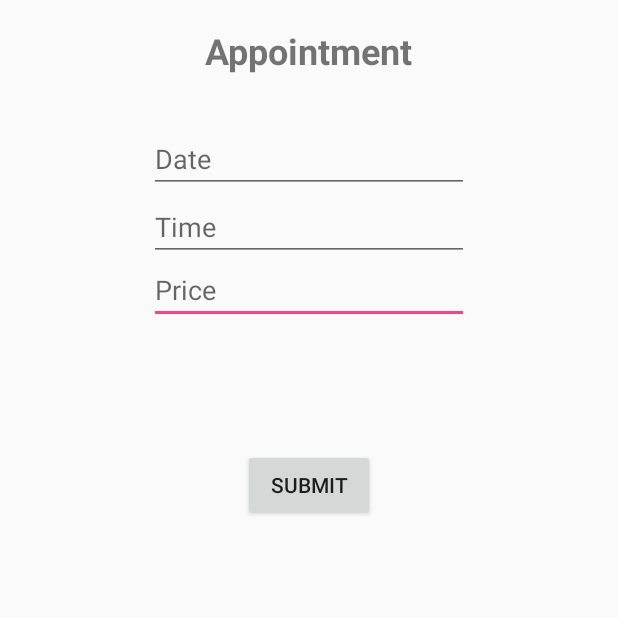
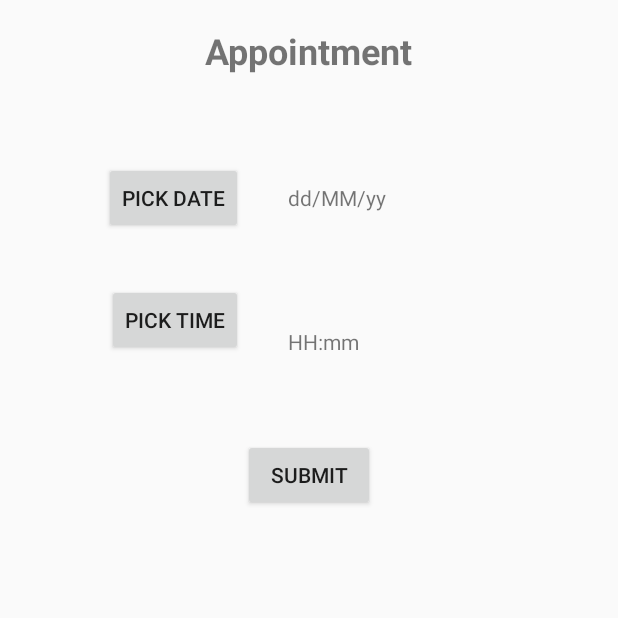
Before and after one commit to stermaneran/haircut, an Android app: the addApp screen opened directly, with no data from a screen before it, on a phone screen of 412 x 824 dp, the top half of it. Run offline under Robolectric (Android 15) with nearby library versions, the phone set to English and light mode, and no system bars; our stand-ins replace Firebase (no records; nobody signed in at launch, a user with empty details on screens opened directly).

Commit message:
Added addApp layout and class

```diff
--- a/app/src/main/java/com/example/user/eran/addApp.java
+++ b/app/src/main/java/com/example/user/eran/addApp.java
@@ -1,18 +1,123 @@
 package com.example.user.eran;
 
+import android.app.DatePickerDialog;
+import android.app.TimePickerDialog;
 import android.os.Bundle;
 import android.support.design.widget.FloatingActionButton;
 import android.support.design.widget.Snackbar;
 import android.support.v7.app.AppCompatActivity;
 import android.support.v7.widget.Toolbar;
+import android.util.Log;
 import android.view.View;
+import android.widget.Button;
+import android.widget.DatePicker;
+import android.widget.EditText;
+import android.widget.TextView;
+import android.widget.TimePicker;
+
+import com.google.firebase.auth.FirebaseAuth;
+import com.google.firebase.database.DataSnapshot;
+import com.google.firebase.database.DatabaseError;
+import com.google.firebase.database.DatabaseReference;
+import com.google.firebase.database.FirebaseDatabase;
+import com.google.firebase.database.ValueEventListener;
+import com.google.firebase.storage.FirebaseStorage;
+import com.google.firebase.storage.StorageReference;
+
+
+import java.util.Calendar;
+import java.util.Map;
+
+
+
 
 public class addApp extends AppCompatActivity {
+
+    private DatabaseReference ref;
+    private FirebaseAuth mAuth;
+    private StorageReference mStorageRef;
+    protected  String datestr;
+    protected  String timestr;
+    Button submitBtn,pickDateBtn,pickTimeBtn;
+    TextView dateTitle,timeTitle;
+    DatePickerDialog datePickerDialog;
+
 
     @Override
     protected void onCreate(Bundle savedInstanceState) {
         super.onCreate(savedInstanceState);
         setContentView(R.layout.activity_add_app);
+        ref = FirebaseDatabase.getInstance().getReference();
+        submitBtn = (Button) findViewById(R.id.submitBtn);
+        pickDateBtn = (Button) findViewById(R.id.pickDateBtn);
+        pickTimeBtn = (Button) findViewById(R.id.pickTimeBtn);
+        dateTitle = (TextView) findViewById(R.id.dateTitle);
+        timeTitle = (TextView) findViewById(R.id.timeTitle);
+
+        mStorageRef = FirebaseStorage.getInstance().getReference();
+        mAuth = FirebaseAuth.getInstance();
+        pickDateBtn.setOnClickListener(new View.OnClickListener() {
+            @Override
+            public void onClick(View v) {
+                // calender class's instance and get current date , month and year from calender
+                final Calendar c = Calendar.getInstance();
+                int mYear = c.get(Calendar.YEAR); // current year
+                int mMonth = c.get(Calendar.MONTH); // current month
+                int mDay = c.get(Calendar.DAY_OF_MONTH); // current day
+                // date picker dialog
+                datePickerDialog = new DatePickerDialog(addApp.this,
+                        new DatePickerDialog.OnDateSetListener() {
+
+                            @Override
+                            public void onDateSet(DatePicker view, int year,
+                                                  int monthOfYear, int dayOfMonth) {
+                                datestr=dayOfMonth + "/"
+                                        + (monthOfYear + 1) + "/" + year;
+                                // set day of month , month and year value in the edit text
+                                dateTitle.setText(dayOfMonth + "/"
+                                        + (monthOfYear + 1) + "/" + year);
+
+                            }
+                        }, mYear, mMonth, mDay);
+                datePickerDialog.show();
+            }
+        });
+
+        pickTimeBtn.setOnClickListener(new View.OnClickListener() {
+            @Override
+            public void onClick(View v) {
+                // calender class's instance and get current date , month and year from calender
+                final Calendar c = Calendar.getInstance();
+                final int mHour = c.get(Calendar.HOUR_OF_DAY);
+                final int mMinutes = c.get(Calendar.MINUTE);
+                // date picker dialog
+                TimePickerDialog timePicker = new TimePickerDialog(addApp.this,
+                        new TimePickerDialog.OnTimeSetListener() {
+
+                            @Override
+                            public void onTimeSet(TimePicker timePicker, int i, int i1) {
+                                timestr = mHour + ":" + mMinutes;
+                                timeTitle.setText(mHour + ":" + mMinutes);
+                            }
+                        }, mHour,mMinutes,true);
+                timePicker.show();
+            }
+        });
+
+
+
+        submitBtn.setOnClickListener(new View.OnClickListener() {
+            @Override
+            public void onClick(View view) {
+
+                Appointment app = new Appointment(datestr,timestr,mAuth.getCurrentUser().getUid().toString(),"100");
+                Log.v("TEST","Created App");
+                ref.child("Test");
+            }
+        });
+
+
     }
 
+
 }
--- a/app/src/main/java/com/example/user/eran/basePage.java
+++ b/app/src/main/java/com/example/user/eran/basePage.java
@@ -134,7 +134,7 @@ public class basePage extends AppCompatActivity {
     }
 
     private boolean isAdmin(DataSnapshot dataSnapshot) {
-        dataSnapshot = dataSnapshot.child("Customer").child(userID);
+        dataSnapshot = dataSnapshot.child("Users").child(userID);
         if(dataSnapshot.child("Type").getValue().toString().equals("Admin")){
             return true;
         }
--- a/app/src/main/java/com/example/user/eran/profilePage.java
+++ b/app/src/main/java/com/example/user/eran/profilePage.java
@@ -87,7 +87,7 @@ public class profilePage extends AppCompatActivity {
 
     private void showData(DataSnapshot dataSnapshot) {
         Customer uInfo = new Customer();
-        dataSnapshot = dataSnapshot.child("Customer").child(userID);
+        dataSnapshot = dataSnapshot.child("Users").child(userID);
 
        // uInfo.set
         uInfo.setFname(dataSnapshot.child("FirstName").getValue().toString());
--- a/app/src/main/java/com/example/user/eran/registrationPage.java
+++ b/app/src/main/java/com/example/user/eran/registrationPage.java
@@ -75,8 +75,8 @@ public class registrationPage extends AppCompatActivity {
         streetBox = (EditText) findViewById(R.id.streetBox);
         confPassBox = (EditText) findViewById(R.id.confPassBox);
         unBox = (EditText) findViewById(R.id.unBox);
-        lnBox = (EditText) findViewById(R.id.lnBox);
-        fnBox = (EditText) findViewById(R.id.fnBox);
+        lnBox = (EditText) findViewById(R.id.timebox);
+        fnBox = (EditText) findViewById(R.id.datebox);
         profilePicTitle = (TextView) findViewById(R.id.profilePicTitle);
         registTitle = (TextView) findViewById(R.id.registTitle);
         addrTitle = (TextView) findViewById(R.id.addrTitle);
--- a/app/src/main/res/layout/activity_add_app.xml
+++ b/app/src/main/res/layout/activity_add_app.xml
@@ -19,55 +19,71 @@
             android:textSize="24sp"
             android:textStyle="bold" />
 
-        <EditText
-            android:id="@+id/unBox"
-            tools:layout_editor_absoluteX="16dp"
-            tools:layout_editor_absoluteY="158dp"
-            android:layout_width="wrap_content"
-            android:layout_height="wrap_content"
-            android:ems="10"
-            android:hint="Price"
-            android:inputType="textPersonName"
-            android:layout_marginTop="42dp"
-            android:layout_below="@+id/fnBox"
-            android:layout_alignStart="@+id/lnBox" />
-
-    <EditText
-        android:id="@+id/fnBox"
-        android:layout_width="wrap_content"
-        android:layout_height="wrap_content"
-        android:layout_below="@+id/registTitle"
-        android:layout_centerHorizontal="true"
-        android:layout_marginTop="33dp"
-        android:ems="10"
-        android:hint="Date"
-        android:inputType="textPersonName"
-        tools:layout_editor_absoluteX="16dp"
-        tools:layout_editor_absoluteY="106dp" />
-
     <Button
         android:id="@+id/submitBtn"
         android:layout_width="88dp"
         android:layout_height="48dp"
-        android:layout_below="@+id/unBox"
+        android:layout_below="@+id/pickTimeBtn"
         android:layout_centerHorizontal="true"
-        android:layout_marginTop="83dp"
+        android:layout_marginTop="55dp"
         android:text="Submit"
         tools:layout_editor_absoluteX="153dp"
         tools:layout_editor_absoluteY="445dp" />
 
 
-        <EditText
-            android:id="@+id/lnBox"
-            tools:layout_editor_absoluteX="16dp"
-            tools:layout_editor_absoluteY="52dp"
-            android:layout_width="wrap_content"
-            android:layout_height="wrap_content"
-            android:ems="10"
-            android:hint="Time"
-            android:inputType="textPersonName"
-            android:layout_below="@+id/fnBox"
-            android:layout_alignStart="@+id/fnBox" />
+    <Button
+        android:id="@+id/pickDateBtn"
+        android:layout_width="wrap_content"
+        android:layout_height="wrap_content"
+        android:layout_below="@+id/registTitle"
+        android:layout_marginTop="58dp"
+        android:layout_toLeftOf="@+id/dateTitle"
+        android:layout_toStartOf="@+id/dateTitle"
+        android:text="pick date" />
+
+    <Button
+        android:id="@+id/pickTimeBtn"
+        android:layout_width="wrap_content"
+        android:layout_height="wrap_content"
+        android:layout_alignBottom="@+id/timeTitle"
+        android:layout_alignEnd="@+id/pickDateBtn"
+        android:layout_alignRight="@+id/pickDateBtn"
+        android:text="pick time" />
+
+    <TextView
+        android:id="@+id/dateTitle"
+        android:layout_width="match_parent"
+        android:layout_height="wrap_content"
+        android:layout_alignBaseline="@+id/pickDateBtn"
+        android:layout_alignBottom="@+id/pickDateBtn"
+        android:layout_alignLeft="@+id/submitBtn"
+        android:layout_alignStart="@+id/submitBtn"
+        android:layout_marginLeft="30dp"
+        android:layout_marginRight="30dp"
+        android:text="dd/MM/yy" />
+
+    <TextView
+        android:id="@+id/timeTitle"
+        android:layout_width="match_parent"
+        android:layout_height="wrap_content"
+        android:layout_below="@+id/pickDateBtn"
+        android:layout_marginLeft="30dp"
+        android:layout_marginRight="30dp"
+        android:layout_marginTop="62dp"
+        android:layout_toEndOf="@+id/pickTimeBtn"
+        android:layout_toRightOf="@+id/pickTimeBtn"
+        android:text="HH:mm" />
+
+    <TextView
+        android:id="@+id/textView5"
+        android:layout_width="wrap_content"
+        android:layout_height="wrap_content"
+        android:layout_alignLeft="@+id/pickTimeBtn"
+        android:layout_alignStart="@+id/pickTimeBtn"
+        android:layout_below="@+id/timeTitle"
+        android:layout_marginTop="57dp"
+        android:text="pick haircut"
+        android:visibility="invisible" />
 
 
-    </RelativeLayout>
+</RelativeLayout>
```
Also changed, not shown: app/src/main/java/com/example/user/eran/Appointment.java (+3 -17 lines), app/src/main/res/layout/activity_registration_screen.xml (+8 -8 lines).
